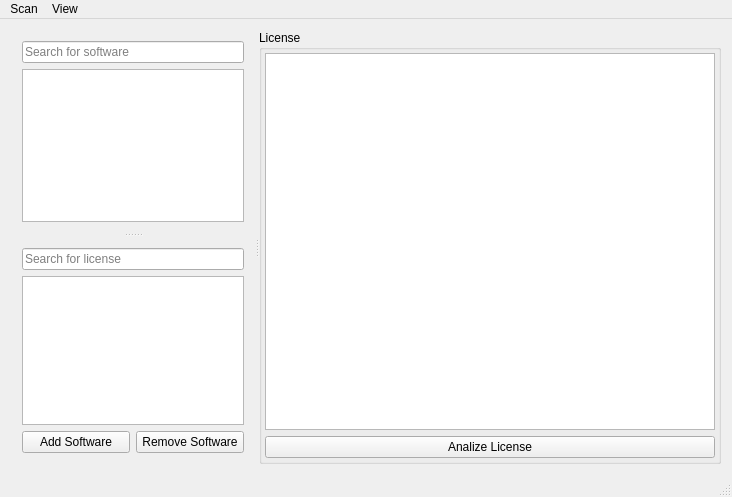
Old version of the form src/mainwindow.ui in the repository WysokiStudent/PBL2018.
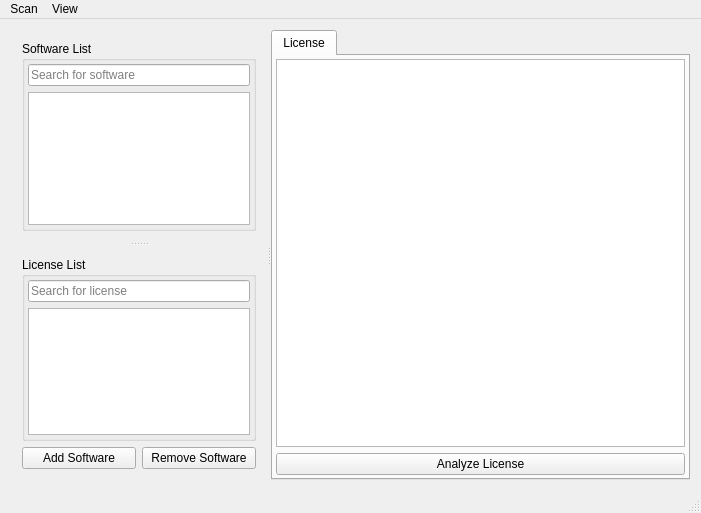
New version of the form. Icons and pictures are not drawn.

Patch:
```diff
--- a/src/mainwindow.ui
+++ b/src/mainwindow.ui
@@ -6,8 +6,8 @@
    <rect>
     <x>0</x>
     <y>0</y>
-    <width>732</width>
-    <height>497</height>
+    <width>701</width>
+    <height>513</height>
    </rect>
   </property>
   <property name="windowTitle">
@@ -61,6 +61,24 @@
        <widget class="QWidget" name="verticalLayoutWidget">
         <layout class="QVBoxLayout" name="verticalLayout_3">
          <item>
+          <widget class="QGroupBox" name="groupBox">
+           <property name="title">
+            <string>Software List</string>
+           </property>
+           <layout class="QVBoxLayout" name="verticalLayout_2">
+            <property name="leftMargin">
+             <number>3</number>
+            </property>
+            <property name="topMargin">
+             <number>3</number>
+            </property>
+            <property name="rightMargin">
+             <number>3</number>
+            </property>
+            <property name="bottomMargin">
+             <number>3</number>
+            </property>
+            <item>
           <widget class="QLineEdit" name="softwareSearchLineEdit">
            <property name="sizePolicy">
             <sizepolicy hsizetype="Expanding" vsizetype="Fixed">
@@ -119,9 +137,30 @@
          </item>
         </layout>
        </widget>
+         </item>
+        </layout>
+       </widget>
        <widget class="QWidget" name="verticalLayoutWidget_2">
         <layout class="QVBoxLayout" name="verticalLayout_4">
          <item>
+          <widget class="QGroupBox" name="groupBox_2">
+           <property name="title">
+            <string>License List</string>
+           </property>
+           <layout class="QVBoxLayout" name="verticalLayout_5">
+            <property name="leftMargin">
+             <number>3</number>
+            </property>
+            <property name="topMargin">
+             <number>3</number>
+            </property>
+            <property name="rightMargin">
+             <number>3</number>
+            </property>
+            <property name="bottomMargin">
+             <number>3</number>
+            </property>
+            <item>
           <widget class="QLineEdit" name="licenseSearchLineEdit">
            <property name="sizePolicy">
             <sizepolicy hsizetype="Expanding" vsizetype="Fixed">
@@ -150,6 +189,9 @@
            </property>
           </widget>
          </item>
+           </layout>
+          </widget>
+         </item>
          <item>
           <layout class="QHBoxLayout" name="horizontalLayout_2">
            <item>
@@ -171,16 +213,20 @@
         </layout>
        </widget>
       </widget>
-      <widget class="QGroupBox" name="licenseGroupBox">
+      <widget class="QTabWidget" name="licenseTabWidget">
        <property name="sizePolicy">
         <sizepolicy hsizetype="Preferred" vsizetype="Preferred">
          <horstretch>2</horstretch>
          <verstretch>0</verstretch>
         </sizepolicy>
        </property>
-       <property name="title">
+       <property name="currentIndex">
+        <number>0</number>
+       </property>
+       <widget class="QWidget" name="licenseTabWidgetPage1">
+        <attribute name="title">
         <string>License</string>
-       </property>
+        </attribute>
        <layout class="QVBoxLayout" name="verticalLayout">
         <property name="spacing">
          <number>6</number>
@@ -219,11 +265,12 @@
         <item>
          <widget class="QPushButton" name="parseLicenseButton">
           <property name="text">
-           <string>Analize License</string>
+            <string>Analyze License</string>
           </property>
          </widget>
         </item>
        </layout>
+       </widget>
       </widget>
      </widget>
     </item>
@@ -234,7 +281,7 @@
     <rect>
      <x>0</x>
      <y>0</y>
-     <width>732</width>
+     <width>701</width>
      <height>21</height>
     </rect>
    </property>
```
Left out of the diff: 19 changed lines with no effect on the pictures. Lines whose indentation alone changed are shown as unchanged.
